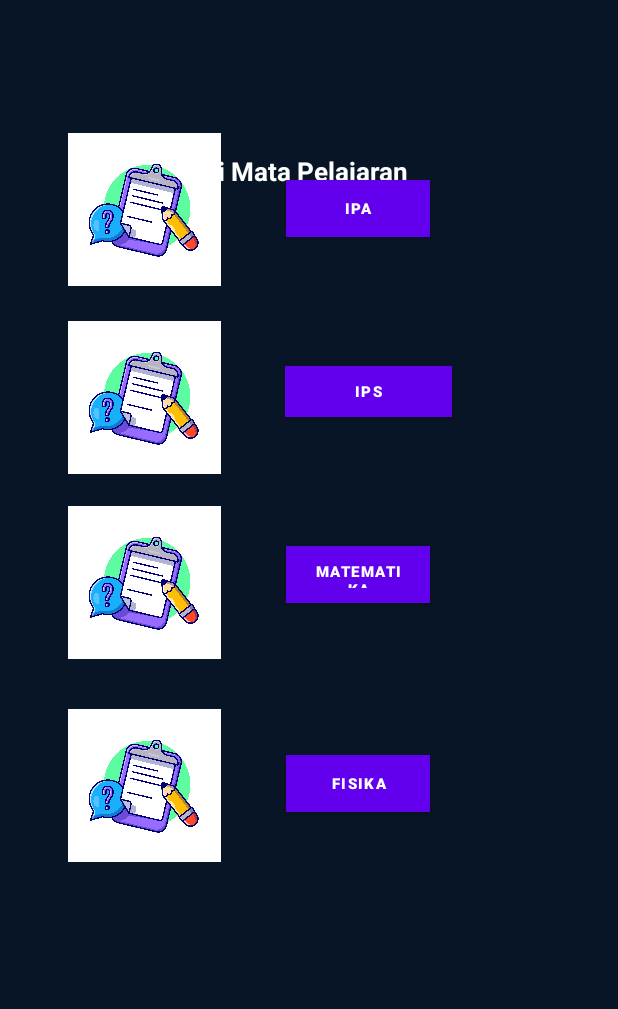
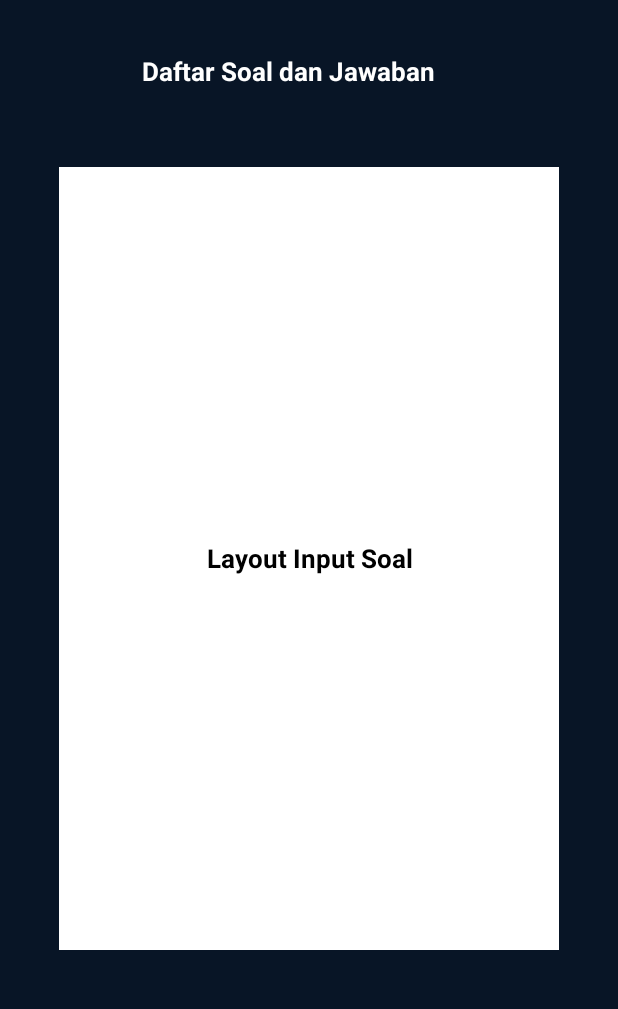
Before and after one commit to fitrialfiana/BankSoal, an Android app: the Dashboard screen opened directly, with no data from a screen before it, after a tap on "UPLOAD SOAL", on a phone screen of 412 x 824 dp, the part 187-1196 px from its top. Run offline under Robolectric (Android 15) with nearby library versions, the phone set to English and light mode, and no system bars.

Commit message:
Commit5 - H2_UploadSoal update last

```diff
--- a/app/src/main/AndroidManifest.xml
+++ b/app/src/main/AndroidManifest.xml
@@ -9,6 +9,9 @@
         android:roundIcon="@mipmap/ic_launcher_round"
         android:supportsRtl="true"
         android:theme="@style/Theme.BankSoal">
+        <activity
+            android:name=".H2_UploadSoal"
+            android:exported="false" />
         <activity
             android:name=".TampilSoal"
             android:exported="false" />
--- a/app/src/main/java/com/example/banksoal/Dashboard.java
+++ b/app/src/main/java/com/example/banksoal/Dashboard.java
@@ -37,7 +37,7 @@ public class Dashboard extends AppCompatActivity {
             public void onClick(View view) {
                 Bundle bundle = new Bundle();
                 //Buat objek berpindah act dari halaman dashboard ke halaman yang menampilkan kategori soal
-                Intent i = new Intent(getApplicationContext(),LihatSoal.class);
+                Intent i = new Intent(getApplicationContext(),H2_UploadSoal.class);
                 i.putExtras(bundle);
                 startActivity(i);
             }
--- /dev/null
+++ b/app/src/main/java/com/example/banksoal/H2_UploadSoal.java
@@ -0,0 +1,14 @@
+package com.example.banksoal;
+
+import androidx.appcompat.app.AppCompatActivity;
+
+import android.os.Bundle;
+
+public class H2_UploadSoal extends AppCompatActivity {
+
+    @Override
+    protected void onCreate(Bundle savedInstanceState) {
+        super.onCreate(savedInstanceState);
+        setContentView(R.layout.activity_h2_upload_soal);
+    }
+}
--- a/app/src/main/java/com/example/banksoal/KategoriSoal.java
+++ b/app/src/main/java/com/example/banksoal/KategoriSoal.java
@@ -19,9 +19,9 @@ public class KategoriSoal extends AppCompatActivity {
 
         //Menghubungkan variabel button dengan komponen pada layout
         btnK1 = findViewById((R.id.btK1));
-        btnK2 = findViewById((R.id.btK1));
-        btnK3 = findViewById((R.id.btK1));
-        btnK4 = findViewById((R.id.btK1));
+        btnK2 = findViewById((R.id.btK2));
+        btnK3 = findViewById((R.id.btk3));
+        btnK4 = findViewById((R.id.btK4));
 
         btnK1.setOnClickListener(new View.OnClickListener() {
             @Override
@@ -55,7 +55,7 @@ public class KategoriSoal extends AppCompatActivity {
             }
         });
 
-        btnK3.setOnClickListener(new View.OnClickListener() {
+        btnK4.setOnClickListener(new View.OnClickListener() {
             @Override
             public void onClick(View view) {
                 Bundle bundle = new Bundle();
--- a/app/src/main/java/com/example/banksoal/LihatSoal.java
+++ b/app/src/main/java/com/example/banksoal/LihatSoal.java
@@ -55,7 +55,7 @@ public class LihatSoal extends AppCompatActivity {
             }
         });
 
-        btnB3.setOnClickListener(new View.OnClickListener() {
+        btnB4.setOnClickListener(new View.OnClickListener() {
             @Override
             public void onClick(View view) {
                 Bundle bundle = new Bundle();
--- /dev/null
+++ b/app/src/main/res/layout/activity_h2_upload_soal.xml
@@ -0,0 +1,73 @@
+<?xml version="1.0" encoding="utf-8"?>
+<androidx.constraintlayout.widget.ConstraintLayout xmlns:android="http://schemas.android.com/apk/res/android"
+    xmlns:app="http://schemas.android.com/apk/res-auto"
+    xmlns:tools="http://schemas.android.com/tools"
+    android:layout_width="match_parent"
+    android:layout_height="match_parent"
+    android:background="@color/blue"
+    tools:context=".H2_UploadSoal">
+
+    <ImageView
+        android:id="@+id/logoapp1"
+        android:layout_width="76dp"
+        android:layout_height="41dp"
+        android:layout_marginLeft="16dp"
+        android:layout_marginRight="16dp"
+        android:textColorHint="@color/white"
+        app:layout_constraintBottom_toBottomOf="parent"
+        app:layout_constraintHorizontal_bias="0.048"
+        app:layout_constraintLeft_toLeftOf="parent"
+        app:layout_constraintRight_toRightOf="parent"
+        app:layout_constraintTop_toTopOf="parent"
+        app:layout_constraintVertical_bias="0.037"
+        app:srcCompat="@drawable/iconlogin" />
+
+    <TextView
+        android:id="@+id/namaapp1"
+        android:layout_width="242dp"
+        android:layout_height="39dp"
+        android:text="@string/namapp"
+        android:textColor="@color/white"
+        android:textSize="20sp"
+        android:textStyle="bold"
+        app:layout_constraintBottom_toBottomOf="parent"
+        app:layout_constraintEnd_toEndOf="parent"
+        app:layout_constraintHorizontal_bias="0.627"
+        app:layout_constraintStart_toStartOf="parent"
+        app:layout_constraintTop_toTopOf="parent"
+        app:layout_constraintVertical_bias="0.04" />
+
+
+    <TextView
+        android:id="@+id/descinput"
+        android:layout_width="254dp"
+        android:layout_height="27dp"
+        android:text="@string/desctampil"
+        android:textColor="@color/white"
+        android:textSize="17sp"
+        android:textStyle="bold"
+        app:layout_constraintBottom_toBottomOf="parent"
+        app:layout_constraintEnd_toEndOf="parent"
+        app:layout_constraintHorizontal_bias="0.598"
+        app:layout_constraintStart_toStartOf="parent"
+        app:layout_constraintTop_toTopOf="parent"
+        app:layout_constraintVertical_bias="0.14" />
+
+    <TextView
+        android:id="@+id/LayoutInput"
+        android:layout_width="333dp"
+        android:layout_height="522dp"
+        android:text="Layout Input Soal"
+        android:textColor="@color/black"
+        android:textSize="17sp"
+        android:textStyle="bold"
+        android:gravity="center"
+        android:background="@color/white"
+        app:layout_constraintBottom_toBottomOf="parent"
+        app:layout_constraintEnd_toEndOf="parent"
+        app:layout_constraintStart_toStartOf="parent"
+        app:layout_constraintTop_toTopOf="parent"
+        app:layout_constraintVertical_bias="0.732" />
+
+
+</androidx.constraintlayout.widget.ConstraintLayout>
--- a/app/src/main/res/layout/activity_kategori_soal.xml
+++ b/app/src/main/res/layout/activity_kategori_soal.xml
@@ -48,10 +48,10 @@
         android:textStyle="bold"
         app:layout_constraintBottom_toBottomOf="parent"
         app:layout_constraintEnd_toEndOf="parent"
-        app:layout_constraintHorizontal_bias="0.497"
+        app:layout_constraintHorizontal_bias="0.624"
         app:layout_constraintStart_toStartOf="parent"
         app:layout_constraintTop_toTopOf="parent"
-        app:layout_constraintVertical_bias="0.162" />
+        app:layout_constraintVertical_bias="0.153" />
 
     <Button
         android:id="@+id/btk3"
--- a/app/src/main/res/values/strings.xml
+++ b/app/src/main/res/values/strings.xml
@@ -37,7 +37,7 @@
 
 
     <string name="desctampil">Daftar Soal dan Jawaban</string>
-
+    <string name="descinput">Input Soal dan Jawaban</string>
 
 
 </resources>
```
